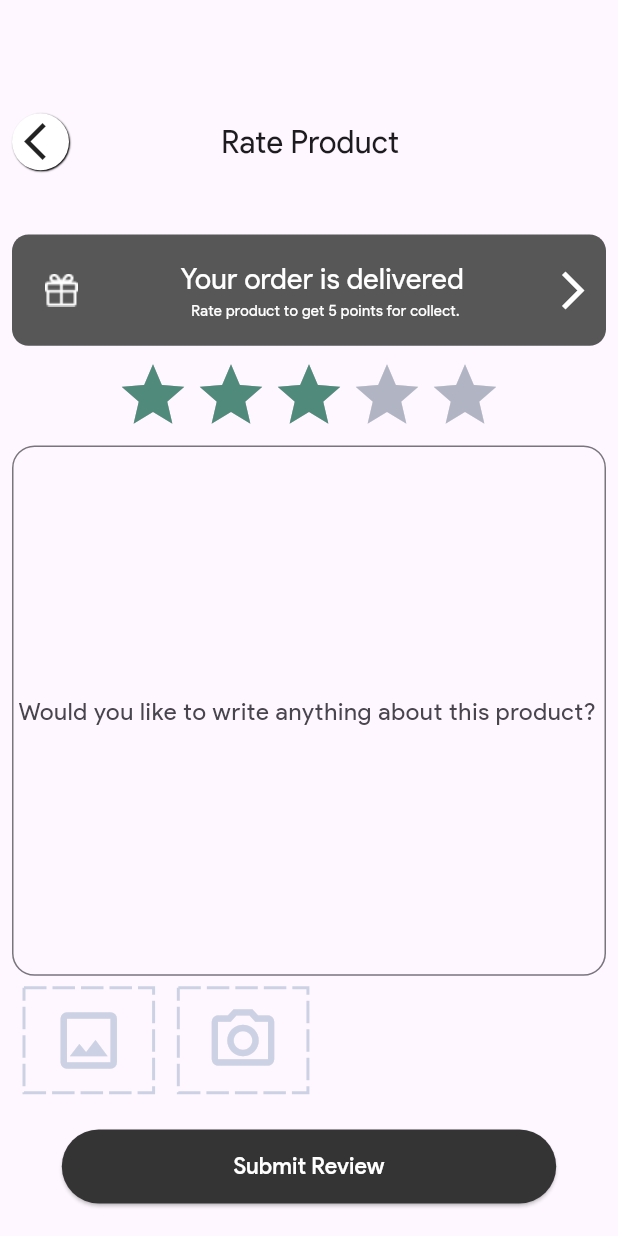
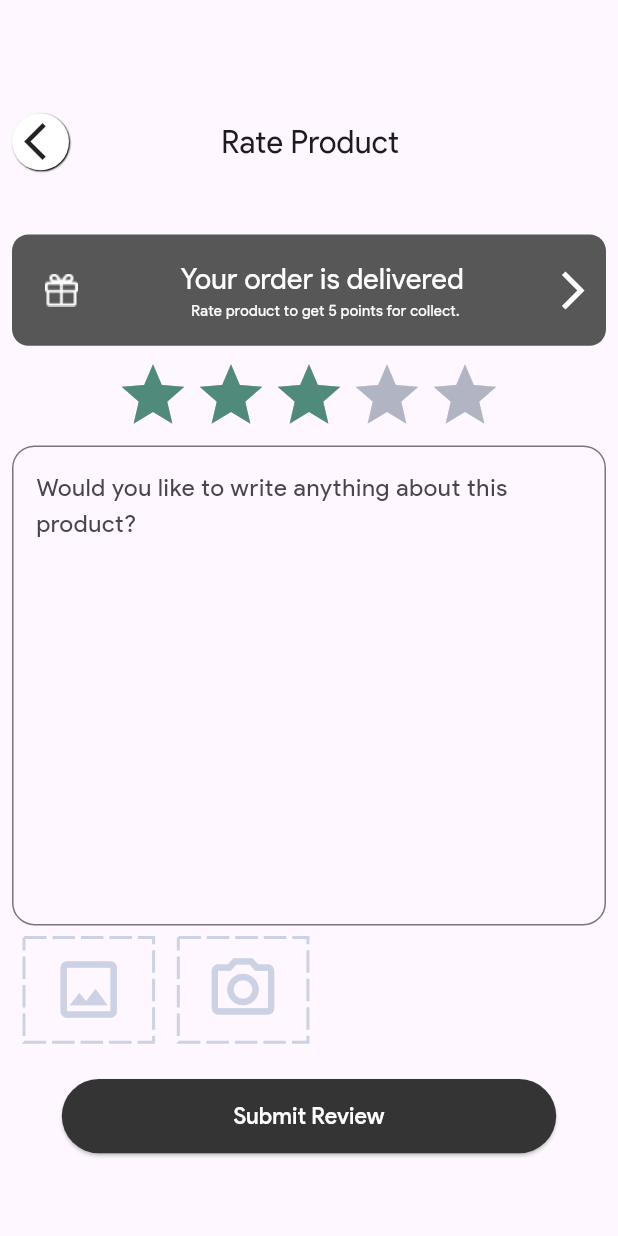
Before and after one commit to SHUKLABHARGAV/gemstore, a Flutter app: the RateScreen screen opened directly, on a phone screen of 412 x 824 dp. Run offline on Flutter 3.47's test engine with Material 3 defaults, Android fonts, the phone set to English and light mode, and no system bars; drawn by our look-alikes of dotted_border, flutter_rating_stars; our stand-ins replace another_xlider, carousel_slider, dropdown_button2, flutter_svg, google_nav_bar, line_icons and 3 more.

Commit message:
rate screen

```diff
--- a/lib/screens/RateScreen.dart
+++ b/lib/screens/RateScreen.dart
@@ -20,7 +20,8 @@ class RateScreen extends StatefulWidget {
    double value = 3;
     return Scaffold(
 
-      body:  Padding(
+      body:  SingleChildScrollView(
+        child: Padding(
           padding: const EdgeInsets.all(8.0),
           child: Column(
              children: [
@@ -130,10 +131,11 @@ class RateScreen extends StatefulWidget {
             ),
             SizedBox( height: 1.h,),
             TextField(
-
+              textAlign: TextAlign.start,
+              maxLines: 12,
               decoration: InputDecoration(
                 hintText: "Would you like to write anything about this product?",
-              contentPadding: EdgeInsets.only(bottom:40.h ),
+
 
                 enabled: true,
                 border: OutlineInputBorder(borderRadius: BorderRadius.circular(15))
@@ -189,6 +191,7 @@ class RateScreen extends StatefulWidget {
           )
              ],
           ),
+        ),
       )
     );
   }
```
Lines whose indentation alone changed are shown as unchanged.
